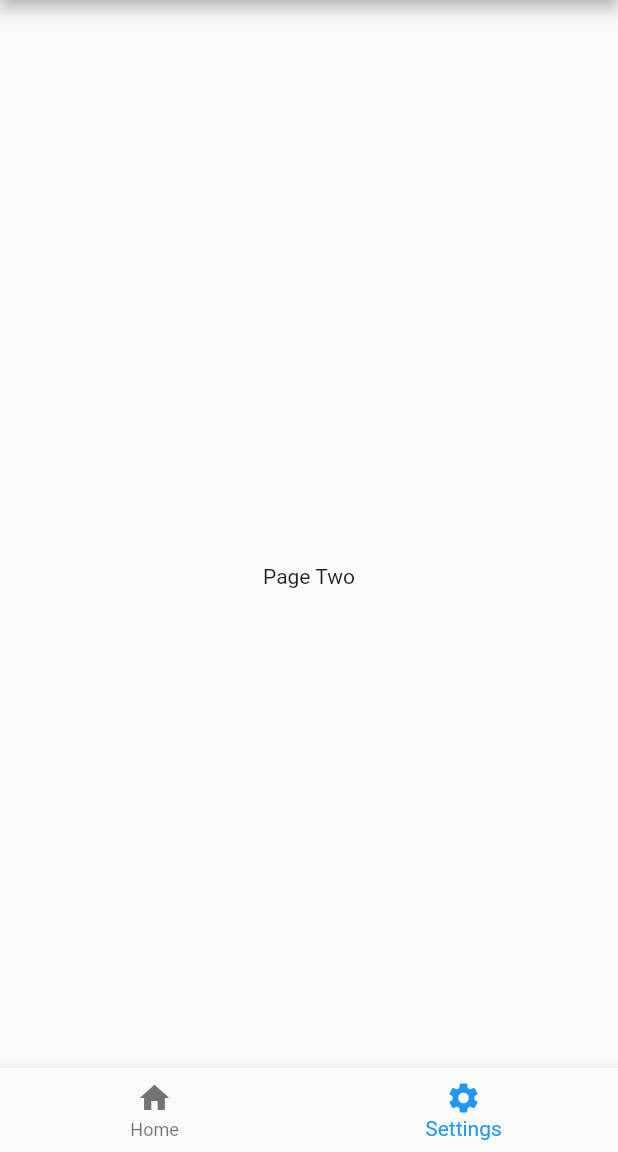
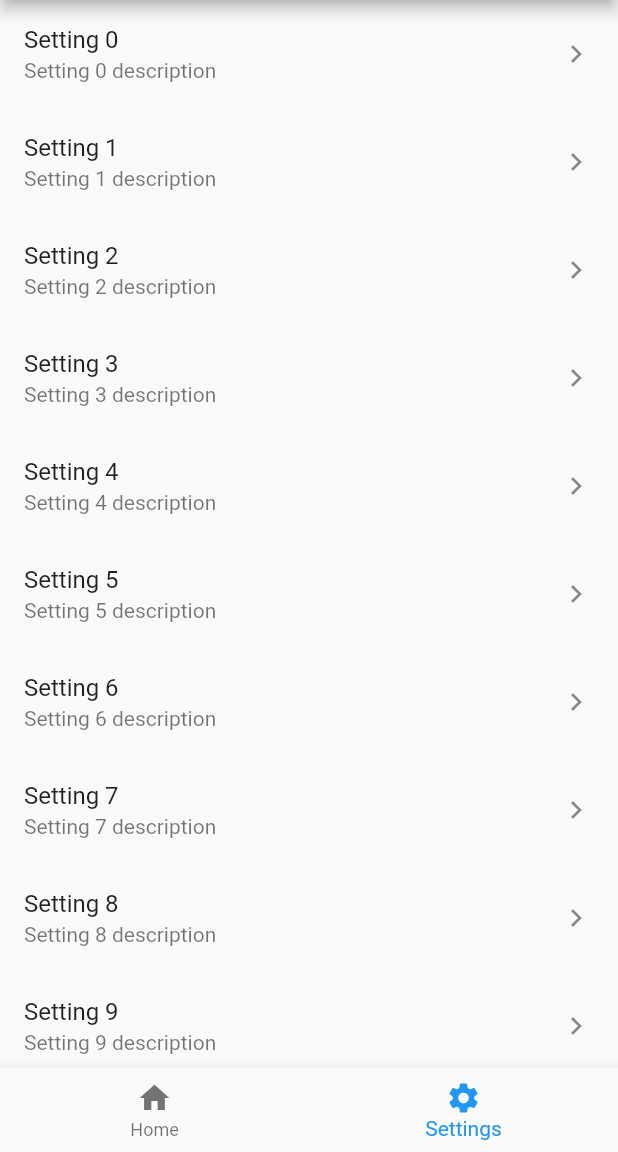
Before and after one commit to aksharpatel47/flutter_navigation_demo, a Flutter app: the screen it shows after launch, item 2 of the bottom bar chosen, on a phone screen of 412 x 824 dp, the part 84-1236 px from its top. Run offline on Flutter 3.47's test engine with Material 2 defaults, Android fonts, the phone set to English and light mode, and no system bars; our stand-ins replace flutter_bloc, freezed_annotation, get_it, go_router, injectable.

```diff
--- a/lib/presentation/page2.dart
+++ /dev/null
@@ -1,12 +0,0 @@
-import 'package:flutter/material.dart';
-
-class PageTwo extends StatelessWidget {
-  const PageTwo({super.key});
-
-  @override
-  Widget build(BuildContext context) {
-    return const Center(
-      child: Text("Page Two"),
-    );
-  }
-}
--- /dev/null
+++ b/lib/presentation/settings.dart
@@ -0,0 +1,20 @@
+import 'package:flutter/material.dart';
+
+class PageTwo extends StatelessWidget {
+  const PageTwo({super.key});
+
+  @override
+  Widget build(BuildContext context) {
+    return ListView(
+      // 10 items in the list of different setting types
+      children: List.generate(10, (index) {
+        return ListTile(
+          title: Text("Setting $index"),
+          subtitle: Text("Setting $index description"),
+          trailing: const Icon(Icons.chevron_right),
+          onTap: () {},
+        );
+      }),
+    );
+  }
+}
--- a/lib/presentation/shell/shell.dart
+++ b/lib/presentation/shell/shell.dart
@@ -6,9 +6,9 @@ import '../../dependencies.dart';
 import 'shell.bloc.dart';
 
 class ShellScreen extends StatelessWidget {
-  final Widget child;
+  final StatefulNavigationShell navigationShell;
 
-  const ShellScreen({super.key, required this.child});
+  const ShellScreen({super.key, required this.navigationShell});
 
   @override
   Widget build(BuildContext context) {
@@ -16,19 +16,15 @@ class ShellScreen extends StatelessWidget {
       create: (context) => getIt<ShellBloc>(),
       child: BlocConsumer<ShellBloc, ShellBlocState>(
         listener: (context, state) {
-          switch (state.currentIndex) {
-            case 0:
-              context.go("/page1");
-              break;
-            case 1:
-              context.go("/page2");
-              break;
-          }
+          navigationShell.goBranch(
+            state.currentIndex,
+            initialLocation: state.currentIndex == navigationShell.currentIndex,
+          );
         },
         builder: (context, state) {
           return ShellPage(
             state: state,
-            child: child,
+            child: navigationShell,
           );
         },
       ),
@@ -53,7 +49,9 @@ class ShellPage extends StatelessWidget {
       body: Stack(
         children: [
           child,
-          state.modalData == null ? ShellBottomNavigationBar(state: state) : Container(
+          state.modalData == null
+              ? ShellBottomNavigationBar(state: state)
+              : Container(
                   padding: const EdgeInsets.all(16),
                   alignment: Alignment.bottomCenter,
                   child: Text(
--- a/lib/router.dart
+++ b/lib/router.dart
@@ -1,36 +1,57 @@
 import 'package:flutter/material.dart';
 import 'package:go_router/go_router.dart';
 import 'package:navigation_demo/presentation/notifications.dart';
-import 'presentation/page2.dart';
+import 'package:navigation_demo/presentation/subpage1.dart';
+import 'presentation/settings.dart';
 import 'presentation/shell/shell.dart';
 import 'presentation/page1.dart';
 
 final GlobalKey<NavigatorState> _rootNavigatorKey =
     GlobalKey<NavigatorState>(debugLabel: 'root');
-final GlobalKey<NavigatorState> _shellNavigatorKey =
-    GlobalKey<NavigatorState>(debugLabel: 'shell');
+final GlobalKey<NavigatorState> _shellNavigatorAKey =
+    GlobalKey<NavigatorState>(debugLabel: 'shellA');
+final GlobalKey<NavigatorState> _shellNavigatorBKey =
+    GlobalKey<NavigatorState>(debugLabel: 'shellB');
 
 final router = GoRouter(
   navigatorKey: _rootNavigatorKey,
   initialLocation: "/page1",
   routes: [
-    ShellRoute(
-      navigatorKey: _shellNavigatorKey,
-      builder: (context, state, child) => ShellScreen(
-        child: child,
+    StatefulShellRoute.indexedStack(
+      branches: [
+        StatefulShellBranch(
+          routes: [
+            GoRoute(
+              path: "/page1",
+              parentNavigatorKey: _shellNavigatorAKey,
+              pageBuilder: (context, state) => const NoTransitionPage(
+                child: PageOne(),
               ),
               routes: [
                 GoRoute(
-          path: "/page1",
-          parentNavigatorKey: _shellNavigatorKey,
-          builder: (context, state) => const PageOne(),
+                  path: "sub",
+                  builder: (context, state) => const SubPageOne(),
+                )
+              ]
             ),
+          ],
+          navigatorKey: _shellNavigatorAKey,
+        ),
+        StatefulShellBranch(
+          routes: [
             GoRoute(
               path: "/page2",
-          parentNavigatorKey: _shellNavigatorKey,
-          builder: (context, state) => const PageTwo(),
+              pageBuilder: (context, state) => const NoTransitionPage(
+                child: PageTwo(),
               ),
+            )
           ],
+          navigatorKey: _shellNavigatorBKey,
+        )
+      ],
+      builder: (context, state, navigationShell) {
+        return ShellScreen(navigationShell: navigationShell);
+      },
     ),
     GoRoute(
       parentNavigatorKey: _rootNavigatorKey,
--- a/pubspec.yaml
+++ b/pubspec.yaml
@@ -57,7 +57,6 @@ dev_dependencies:
   freezed:
   json_serializable:
   injectable_generator:
-  go_router_builder:
 
 # For information on the generic Dart part of this file, see the
 # following page: https://dart.dev/tools/pub/pubspec
```
Also changed, not shown: lib/presentation/page1.dart (+17 -3 lines), lib/presentation/subpage1.dart (added, +21 -0 lines). Lines whose indentation alone changed are shown as unchanged.
